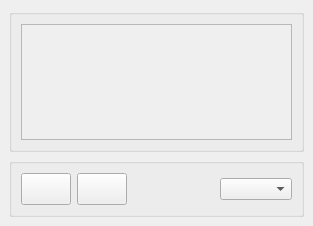
This is sibl_gui/components/addons/gpsMap/ui/Gps_Map.ui in KelSolaar/sIBL_GUI as Qt 5 draws it before an edit. The edited form follows.
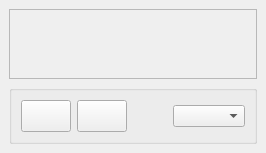
This is the edited form.

Diff of the .ui file:
```diff
--- a/sibl_gui/components/addons/gpsMap/ui/Gps_Map.ui
+++ b/sibl_gui/components/addons/gpsMap/ui/Gps_Map.ui
@@ -2,53 +2,11 @@
 <ui version="4.0">
  <class>Gps_Map_DockWidget</class>
  <widget class="QDockWidget" name="Gps_Map_DockWidget">
-  <property name="geometry">
-   <rect>
-    <x>0</x>
-    <y>0</y>
-    <width>313</width>
-    <height>226</height>
-   </rect>
-  </property>
   <property name="windowTitle">
    <string>Gps Map</string>
   </property>
   <widget class="QWidget" name="Gps_Map_dockWidgetContents">
    <layout class="QGridLayout" name="Gps_Map_dockWidgetContents_gridLayout">
-    <item row="0" column="0">
-     <widget class="QGroupBox" name="Map_groupBox">
-      <property name="statusTip">
-       <string>Map Group Box: Displays the GPS map.</string>
-      </property>
-      <property name="title">
-       <string/>
-      </property>
-      <layout class="QGridLayout" name="Map_groupBox_gridLayout">
-       <item row="0" column="0">
-        <widget class="QScrollArea" name="Map_scrollArea">
-         <property name="widgetResizable">
-          <bool>true</bool>
-         </property>
-         <widget class="QWidget" name="Map_scrollAreaWidgetContents">
-          <property name="geometry">
-           <rect>
-            <x>0</x>
-            <y>0</y>
-            <width>257</width>
-            <height>78</height>
-           </rect>
-          </property>
-          <layout class="QGridLayout" name="Map_scrollAreaWidgetContents_gridLayout">
-           <property name="margin">
-            <number>0</number>
-           </property>
-          </layout>
-         </widget>
-        </widget>
-       </item>
-      </layout>
-     </widget>
-    </item>
     <item row="1" column="0">
      <widget class="QGroupBox" name="Options_groupBox">
       <property name="title">
@@ -122,6 +80,28 @@
       </layout>
      </widget>
     </item>
+    <item row="0" column="0">
+     <widget class="QScrollArea" name="Map_scrollArea">
+      <property name="widgetResizable">
+       <bool>true</bool>
+      </property>
+      <widget class="QWidget" name="Map_scrollAreaWidgetContents">
+       <property name="geometry">
+        <rect>
+         <x>0</x>
+         <y>0</y>
+         <width>287</width>
+         <height>76</height>
+        </rect>
+       </property>
+       <layout class="QGridLayout" name="Map_scrollAreaWidgetContents_gridLayout">
+        <property name="margin">
+         <number>0</number>
+        </property>
+       </layout>
+      </widget>
+     </widget>
+    </item>
    </layout>
   </widget>
  </widget>
```
